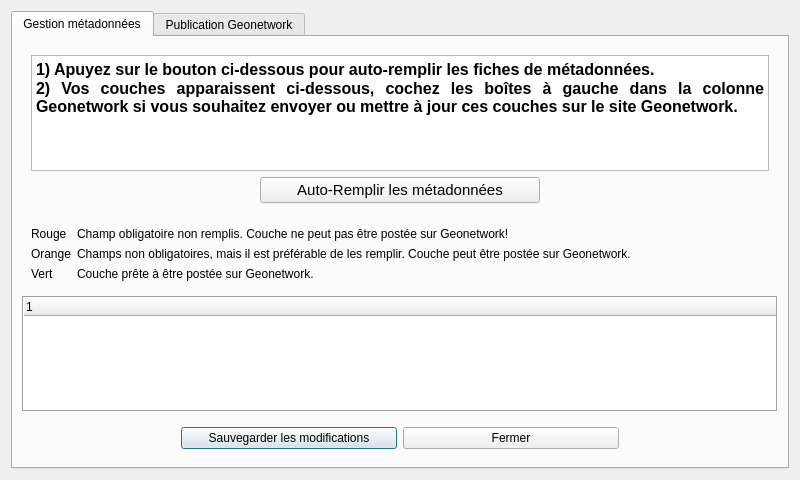
The window that meta_gam/Meta_GAM_dialog_base.ui (camptocamp/MetaGAM) describes before a commit, drawn with Qt 5.
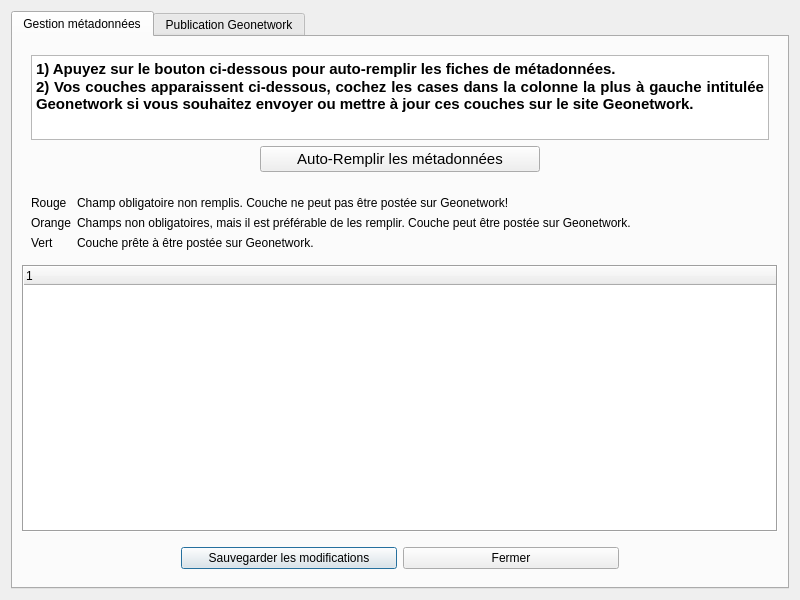
The same window after the commit. Custom widgets are drawn as their Qt base class.

Commit message: fix link validation and imporove mocking

What changed in the file:
```diff
--- a/meta_gam/Meta_GAM_dialog_base.ui
+++ b/meta_gam/Meta_GAM_dialog_base.ui
@@ -10,7 +10,7 @@
     <x>0</x>
     <y>0</y>
     <width>800</width>
-    <height>480</height>
+    <height>600</height>
    </rect>
   </property>
   <property name="minimumSize">
@@ -53,7 +53,7 @@
       <attribute name="title">
        <string>Gestion métadonnées</string>
       </attribute>
-      <layout class="QGridLayout" name="gridLayout_4">
+      <layout class="QGridLayout" name="gridLayout_4" rowstretch="1,0,0,5,0" rowminimumheight="0,0,0,0,0">
        <item row="3" column="1">
         <widget class="QTreeWidget" name="treeWidget">
          <property name="enabled">
@@ -253,7 +253,7 @@
           <item>
            <widget class="QTextEdit" name="textEdit_2">
             <property name="sizePolicy">
-             <sizepolicy hsizetype="Expanding" vsizetype="Fixed">
+             <sizepolicy hsizetype="Expanding" vsizetype="Preferred">
               <horstretch>0</horstretch>
               <verstretch>0</verstretch>
              </sizepolicy>
@@ -261,7 +261,7 @@
             <property name="minimumSize">
              <size>
               <width>0</width>
-              <height>110</height>
+              <height>85</height>
              </size>
             </property>
             <property name="maximumSize">
@@ -284,8 +284,8 @@
 &lt;html&gt;&lt;head&gt;&lt;meta name=&quot;qrichtext&quot; content=&quot;1&quot; /&gt;&lt;style type=&quot;text/css&quot;&gt;
 p, li { white-space: pre-wrap; }
 &lt;/style&gt;&lt;/head&gt;&lt;body style=&quot; font-family:'Sans Serif'; font-size:9pt; font-weight:400; font-style:normal;&quot;&gt;
-&lt;p align=&quot;justify&quot; style=&quot; margin-top:0px; margin-bottom:0px; margin-left:0px; margin-right:0px; -qt-block-indent:0; text-indent:0px;&quot;&gt;&lt;span style=&quot; font-family:'MS Shell Dlg 2'; font-size:12pt; font-weight:600;&quot;&gt;1) Apuyez sur le bouton ci-dessous pour auto-remplir les fiches de métadonnées.&lt;/span&gt;&lt;/p&gt;
-&lt;p align=&quot;justify&quot; style=&quot; margin-top:0px; margin-bottom:0px; margin-left:0px; margin-right:0px; -qt-block-indent:0; text-indent:0px;&quot;&gt;&lt;span style=&quot; font-family:'MS Shell Dlg 2'; font-size:12pt; font-weight:600;&quot;&gt;2) Vos couches apparaissent ci-dessous, cochez les boîtes à gauche dans la colonne Geonetwork si vous souhaitez envoyer ou mettre à jour ces couches sur le site Geonetwork.&lt;/span&gt;&lt;/p&gt;&lt;/body&gt;&lt;/html&gt;</string>
+&lt;p align=&quot;justify&quot; style=&quot; margin-top:0px; margin-bottom:0px; margin-left:0px; margin-right:0px; -qt-block-indent:0; text-indent:0px;&quot;&gt;&lt;span style=&quot; font-family:'MS Shell Dlg 2'; font-size:11pt; font-weight:600;&quot;&gt;1) Apuyez sur le bouton ci-dessous pour auto-remplir les fiches de métadonnées.&lt;/span&gt;&lt;/p&gt;
+&lt;p align=&quot;justify&quot; style=&quot; margin-top:0px; margin-bottom:0px; margin-left:0px; margin-right:0px; -qt-block-indent:0; text-indent:0px;&quot;&gt;&lt;span style=&quot; font-family:'MS Shell Dlg 2'; font-size:11pt; font-weight:600;&quot;&gt;2) Vos couches apparaissent ci-dessous, cochez les cases dans la colonne la plus à gauche intitulée Geonetwork si vous souhaitez envoyer ou mettre à jour ces couches sur le site Geonetwork.&lt;/span&gt;&lt;/p&gt;&lt;/body&gt;&lt;/html&gt;</string>
             </property>
            </widget>
           </item>
```
Left out of the diff: 2 changed lines with no effect on the pictures. The commit also changes 2 other files.
